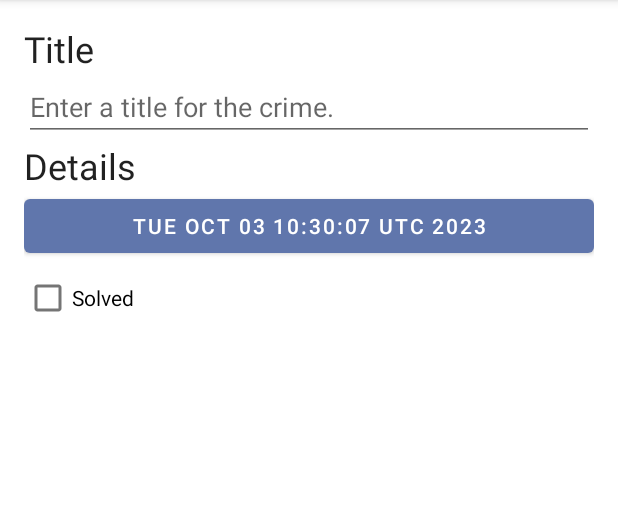
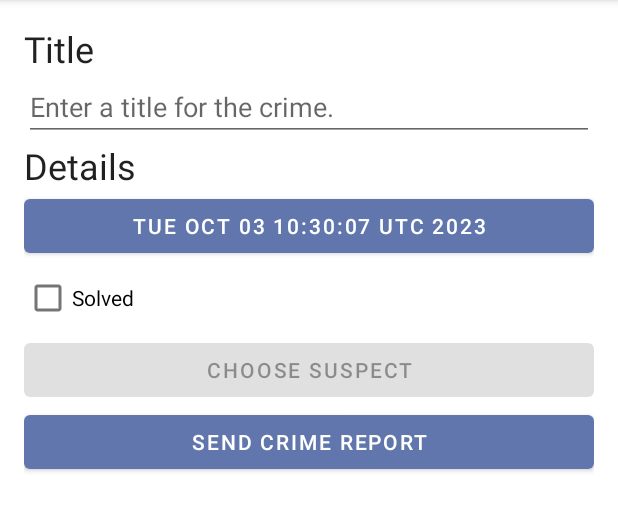
Before and after one commit to Ericcyyyy/CriminalIntent, an Android app: the screen it shows after launch (MainActivity), after a tap on "New Crime", on a phone screen of 412 x 824 dp, the part 84-616 px from its top. Run offline under Robolectric (Android 15) with nearby library versions, the phone set to English and light mode, and no system bars; our stand-ins replace Room's generated code.

Commit message:
- Add CHOOSE SUSPECT and SEND CRIME REPORT buttons in CrimeDetailFragment layout - Added suspect property to Crime class holding suspect name - Implement the intent creating chooser to display people in contacts and other applications to send crime through - Implement the contact selection (suspect selection) and when sending report it reports the suspect by name - Added external queries in androidmanifest.xml for privacy invasion prevention - Added an intent resolve to prevent null upon search to ensure the proper functionality of the intent

```diff
--- a/app/src/main/AndroidManifest.xml
+++ b/app/src/main/AndroidManifest.xml
@@ -23,5 +23,11 @@
             </intent-filter>
         </activity>
     </application>
+    <queries>
+        <intent>
+            <action android:name="android.intent.action.PICK"/>
+            <data android:mimeType="vnd.android.cursor.dir/contact" />
+        </intent>
+    </queries>
 
 </manifest>
--- a/app/src/main/java/com/bignerdranch/android/criminalintent/Crime.kt
+++ b/app/src/main/java/com/bignerdranch/android/criminalintent/Crime.kt
@@ -10,5 +10,6 @@ data class Crime(
     @PrimaryKey val id: UUID,
     val title: String,
     val date: Date,
-    val isSolved: Boolean
+    val isSolved: Boolean,
+    val suspect: String = ""
 )
--- a/app/src/main/java/com/bignerdranch/android/criminalintent/CrimeDetailFragment.kt
+++ b/app/src/main/java/com/bignerdranch/android/criminalintent/CrimeDetailFragment.kt
@@ -1,9 +1,16 @@
 package com.bignerdranch.android.criminalintent
 
+import android.content.Intent
+import android.content.pm.PackageManager
+import android.content.pm.ResolveInfo
+import android.net.Uri
 import android.os.Bundle
+import android.provider.ContactsContract
+import android.text.format.DateFormat
 import android.view.LayoutInflater
 import android.view.View
 import android.view.ViewGroup
+import androidx.activity.result.contract.ActivityResultContracts
 import androidx.core.widget.doOnTextChanged
 import androidx.fragment.app.Fragment
 import androidx.fragment.app.setFragmentResultListener
@@ -17,6 +24,7 @@ import com.bignerdranch.android.criminalintent.databinding.FragmentCrimeDetailBi
 import kotlinx.coroutines.launch
 import java.util.Date
 
+private const val DATE_FORMAT = "EEE, MMM, dd"
 class CrimeDetailFragment : Fragment() {
 
     private var _binding: FragmentCrimeDetailBinding? = null
@@ -29,6 +37,12 @@ class CrimeDetailFragment : Fragment() {
 
     private val crimeDetailViewModel: CrimeDetailViewModel by viewModels {
         CrimeDetailViewModelFactory(args.crimeId)
+    }
+
+    private val selectSuspect = registerForActivityResult(
+        ActivityResultContracts.PickContact()
+    ) { uri: Uri? ->
+        uri?.let { parseContactSelection(it) }
     }
 
     override fun onCreateView(
@@ -55,6 +69,16 @@ class CrimeDetailFragment : Fragment() {
                     oldCrime.copy(isSolved = isChecked )
                 }
             }
+
+            crimeSuspect.setOnClickListener {
+                selectSuspect.launch(null)
+            }
+
+            val selectSuspectIntent = selectSuspect.contract.createIntent(
+                requireContext(),
+                null
+            )
+            crimeSuspect.isEnabled = canResolveIntent(selectSuspectIntent)
         }
 
         viewLifecycleOwner.lifecycleScope.launch {
@@ -91,6 +115,73 @@ class CrimeDetailFragment : Fragment() {
                 )
             }
             crimeSolved.isChecked = crime.isSolved
+
+            crimeReport.setOnClickListener {
+                val reportIntent = Intent(Intent.ACTION_SEND).apply {
+                    type = "text/plain"
+                    putExtra(Intent.EXTRA_TEXT, getCrimeReport(crime))
+                    putExtra(
+                        Intent.EXTRA_SUBJECT,
+                        getString(R.string.crime_report_subject)
+                    )
+                }
+
+                val chooserIntent = Intent.createChooser(
+                    reportIntent,
+                    getString(R.string.send_report)
+                )
+                startActivity(chooserIntent)
+            }
+
+            crimeSuspect.text = crime.suspect.ifEmpty {
+                getString(R.string.crime_suspect_text)
+            }
         }
     }
+
+    private fun getCrimeReport(crime: Crime): String {
+        val solvedString = if (crime.isSolved) {
+            getString(R.string.crime_report_solved)
+        } else {
+            getString(R.string.crime_report_unsolved)
+        }
+
+        val dateString = DateFormat.format(DATE_FORMAT, crime.date).toString()
+        val suspectText = if (crime.suspect.isBlank()) {
+            getString(R.string.crime_report_no_suspect)
+        } else {
+            getString(R.string.crime_report_suspect, crime.suspect)
+        }
+
+        return getString(
+            R.string.crime_report,
+            crime.title, dateString, solvedString, suspectText
+        )
+    }
+
+    private fun parseContactSelection(contactUri: Uri) {
+        val queryFields = arrayOf(ContactsContract.Contacts.DISPLAY_NAME)
+
+        val queryCursor = requireActivity().contentResolver
+            .query(contactUri, queryFields, null, null, null)
+
+        queryCursor?.use { cursor ->
+            if (cursor.moveToFirst()) {
+                val suspect = cursor.getString(0)
+                crimeDetailViewModel.updateCrime { oldCrime ->
+                    oldCrime.copy(suspect = suspect)
+                }
+            }
+        }
+    }
+
+    private fun canResolveIntent(intent: Intent): Boolean {
+        val packageManager: PackageManager = requireActivity().packageManager
+        val resolvedActivity: ResolveInfo? =
+            packageManager.resolveActivity(
+                intent,
+                PackageManager.MATCH_DEFAULT_ONLY
+            )
+        return resolvedActivity != null
+    }
 }
--- a/app/src/main/java/com/bignerdranch/android/criminalintent/CrimeRepository.kt
+++ b/app/src/main/java/com/bignerdranch/android/criminalintent/CrimeRepository.kt
@@ -3,6 +3,7 @@ package com.bignerdranch.android.criminalintent
 import android.content.Context
 import androidx.room.Room
 import com.bignerdranch.android.criminalintent.database.CrimeDatabase
+import com.bignerdranch.android.criminalintent.database.migration_1_2
 import kotlinx.coroutines.CoroutineScope
 import kotlinx.coroutines.GlobalScope
 import kotlinx.coroutines.flow.Flow
@@ -22,6 +23,7 @@ class CrimeRepository private constructor(
             CrimeDatabase::class.java,
             DATABASE_NAME
         )
+        .addMigrations(migration_1_2)
         .build()
 
     fun getCrimes(): Flow<List<Crime>>
--- a/app/src/main/java/com/bignerdranch/android/criminalintent/database/CrimeDatabase.kt
+++ b/app/src/main/java/com/bignerdranch/android/criminalintent/database/CrimeDatabase.kt
@@ -3,10 +3,20 @@ package com.bignerdranch.android.criminalintent.database
 import androidx.room.Database
 import androidx.room.RoomDatabase
 import androidx.room.TypeConverters
+import androidx.room.migration.Migration
+import androidx.sqlite.db.SupportSQLiteDatabase
 import com.bignerdranch.android.criminalintent.Crime
 
-@Database(entities = [ Crime::class ], version=1, exportSchema = false)
+@Database(entities = [ Crime::class ], version=2, exportSchema = false)
 @TypeConverters(CrimeTypeConverters::class)
 abstract class CrimeDatabase : RoomDatabase() {
     abstract fun crimeDao(): CrimeDao
 }
+
+val migration_1_2 = object : Migration(1, 2) {
+    override fun migrate(database: SupportSQLiteDatabase) {
+        database.execSQL(
+            "ALTER TABLE Crime ADD COLUMN suspect TEXT NOT NULL DEFAULT ''"
+        )
+    }
+}
--- a/app/src/main/res/layout/fragment_crime_detail.xml
+++ b/app/src/main/res/layout/fragment_crime_detail.xml
@@ -11,6 +11,7 @@
         android:layout_height="wrap_content"
         android:textAppearance="?attr/textAppearanceHeadline5"
         android:text="@string/crime_title_label" />
+
     <EditText
         android:id="@+id/crime_title"
         android:layout_width="match_parent"
@@ -18,20 +19,34 @@
         android:hint="@string/crime_title_hint"
         android:importantForAutofill="no"
         android:inputType="text" />
+
     <TextView
         android:layout_width="match_parent"
         android:layout_height="wrap_content"
         android:textAppearance="?attr/textAppearanceHeadline5"
         android:text="@string/crime_details_label" />
+
     <Button
         android:id="@+id/crime_date"
         android:layout_width="match_parent"
         android:layout_height="wrap_content"
         tools:text="Wed May 11 11:56 EST 2022" />
+
     <CheckBox
         android:id="@+id/crime_solved"
         android:layout_width="match_parent"
         android:layout_height="wrap_content"
         android:text="@string/crime_solved_label" />
 
+    <Button
+        android:id="@+id/crime_suspect"
+        android:layout_width="match_parent"
+        android:layout_height="wrap_content"
+        android:text="@string/crime_suspect_text" />
+
+    <Button
+        android:id="@+id/crime_report"
+        android:layout_width="match_parent"
+        android:layout_height="wrap_content"
+        android:text="@string/crime_report_text" />
 </LinearLayout>
--- a/app/src/main/res/values/strings.xml
+++ b/app/src/main/res/values/strings.xml
@@ -5,4 +5,16 @@
     <string name="crime_details_label">Details</string>
     <string name="crime_solved_label">Solved</string>
     <string name="new_crime">New Crime</string>
+    <string name="crime_suspect_text">Choose Suspect</string>
+    <string name="crime_report_text">Send Crime Report</string>
+    <string name="crime_report">%1$s!
+        The crime was discovered on %2$s. %3$s, and %4$s
+    </string>
+    <string name="crime_report_solved">The case is solved</string>
+    <string name="crime_report_unsolved">The case is not solved</string>
+    <string name="crime_report_no_suspect">there is no suspect.</string>
+    <string name="crime_report_suspect">the suspect is %s.</string>
+    <string name="crime_report_subject">CriminalIntent Crime Report</string>
+    <string name="send_report">Send crime report via</string>
+
 </resources>
```
Also changed, not shown: 1 other file.
